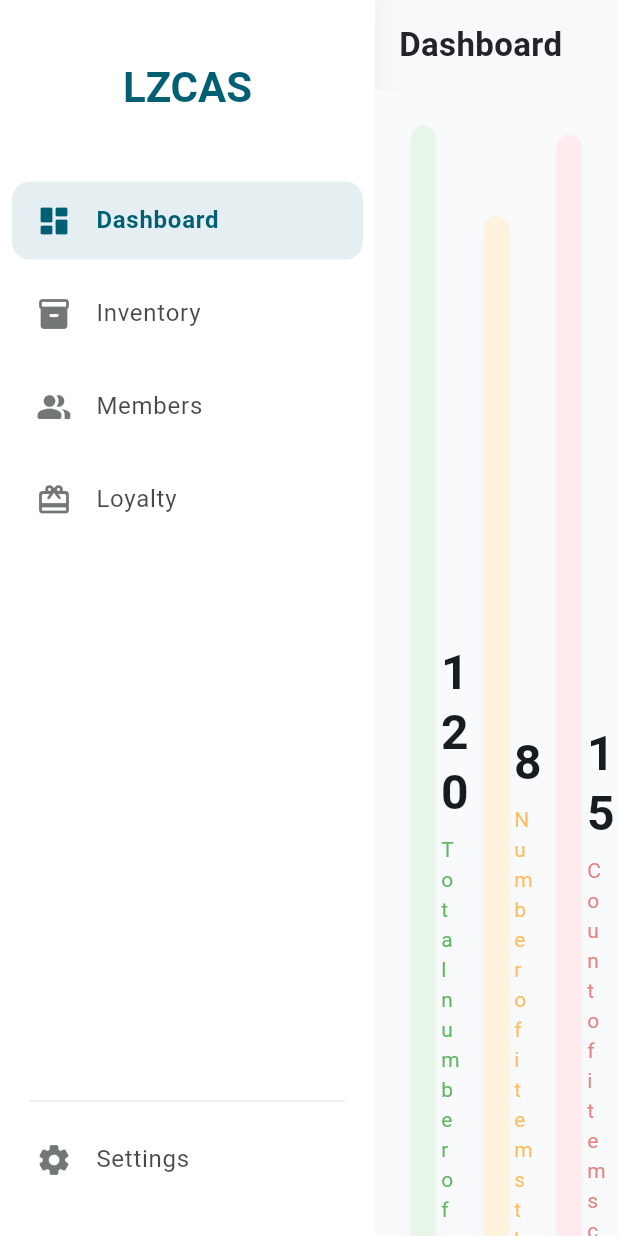
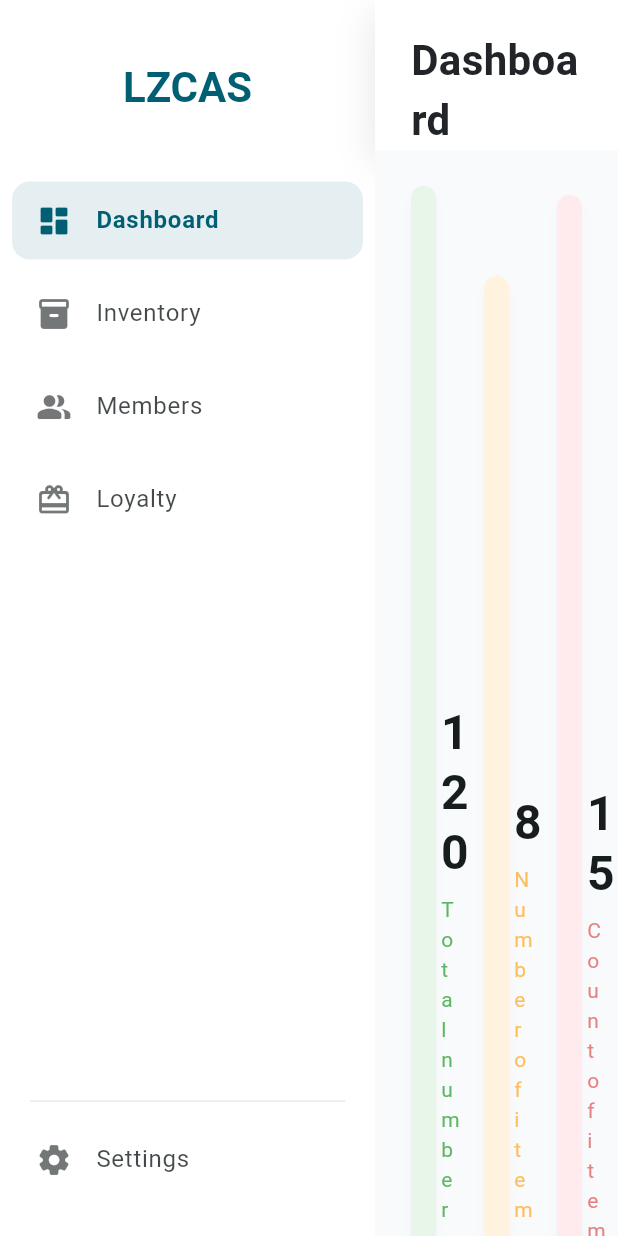
Before and after one commit to EarlConz/LZCAS, a Flutter app: the screen it shows after launch, on a phone screen of 412 x 824 dp. Run offline on Flutter 3.47's test engine with Material 3 defaults, Android fonts, the phone set to English and light mode, and no system bars; our stand-ins replace fl_chart, qr_flutter.

Commit message:
Revert Appbar, Fix new AppBar Implementation

```diff
--- a/lib/pages/homepage.dart
+++ b/lib/pages/homepage.dart
@@ -4,7 +4,7 @@ import 'inventorypage.dart';
 import 'memberspage.dart';
 import 'loyaltypage.dart';
 import '/widgets/sidebar.dart';
-import '/widgets/appbar.dart';
+
 
 class HomePage extends StatefulWidget {
   const HomePage({super.key});
@@ -50,6 +50,10 @@ class _HomePageState extends State<HomePage> {
 
   @override
   Widget build(BuildContext context) {
+    final theme = Theme.of(context);
+    final appBarTheme = theme.appBarTheme;
+    final colorScheme = theme.colorScheme;
+
     return Scaffold(
       body: Row(
         children: [
@@ -60,7 +64,32 @@ class _HomePageState extends State<HomePage> {
           Expanded(
             child: Column(
               children: [
-               CustomAppBar(title: _titles[_selectedIndex]),
+               SafeArea(
+                  top: true,
+                  child: Container(
+                    decoration: BoxDecoration(
+                      color: appBarTheme.backgroundColor ?? colorScheme.surface,
+                      boxShadow: (appBarTheme.elevation != null && appBarTheme.elevation! > 0)
+                          ? [
+                              BoxShadow(
+                                color: appBarTheme.shadowColor ?? Colors.black.withOpacity(0.1),
+                                blurRadius: 20,
+                                offset: const Offset(0, 8),
+                              ),
+                            ]
+                          : null,
+                    ),
+                    padding: const EdgeInsets.fromLTRB(24.0, 20.0, 24.0, 0.0),
+                    alignment: Alignment.centerLeft,
+                    child: Text(
+                      _titles[_selectedIndex],
+                      style: appBarTheme.titleTextStyle ?? theme.textTheme.headlineMedium?.copyWith(
+                        color: colorScheme.onSurface,
+                        fontWeight: FontWeight.w600,
+                      ),
+                    ),
+                  ),
+                ),
                 Expanded(child: _pages[_selectedIndex]),
               ],
             ),
--- a/lib/theme.dart
+++ b/lib/theme.dart
@@ -46,14 +46,15 @@ final appTheme = ThemeData(
       fontSize: 14,
     ),
   ),
-  appBarTheme: const AppBarTheme(
-    backgroundColor: Colors.transparent,
-    elevation: 0,
-    foregroundColor: Color(0xFF212529),
-    titleTextStyle: TextStyle(
+  appBarTheme: AppBarTheme(
+    backgroundColor: const Color(0xFFFFFFFF),
+    elevation: 4.0,
+    shadowColor: Colors.black.withOpacity(0.1),
+    foregroundColor: const Color(0xFF212529),
+    titleTextStyle: const TextStyle(
       color: Color(0xFF212529),
-      fontSize: 22,
-      fontWeight: FontWeight.bold,
+      fontSize: 28,
+      fontWeight: FontWeight.w600,
     ),
   ),
   dataTableTheme: DataTableThemeData(
--- a/lib/widgets/appbar.dart
+++ /dev/null
@@ -1,41 +0,0 @@
-import 'package:flutter/material.dart';
-
-class CustomAppBar extends StatelessWidget implements PreferredSizeWidget {
-  final String title;
-
-  const CustomAppBar({
-    super.key,
-    required this.title,
-  });
-
-  @override
-  Size get preferredSize => const Size.fromHeight(60.0);
-
-  @override
-  Widget build(BuildContext context) {
-    final theme = Theme.of(context);
-    final appBarTheme = theme.appBarTheme;
-
-    return Container(
-      height: preferredSize.height,
-      decoration: BoxDecoration(
-        color: appBarTheme.backgroundColor ?? theme.colorScheme.surface,
-        boxShadow: appBarTheme.elevation != null && appBarTheme.elevation! > 0
-            ? [
-                BoxShadow(
-                  color: Colors.black.withOpacity(0.05),
-                  blurRadius: appBarTheme.elevation!,
-                  offset: const Offset(0, 2),
-                ),
-              ]
-            : null,
-      ),
-      alignment: Alignment.centerLeft,
-      padding: const EdgeInsets.symmetric(horizontal: 16),
-      child: Text(
-        title,
-        style: appBarTheme.titleTextStyle ?? theme.textTheme.headlineSmall,
-      ),
-    );
-  }
-}
```
